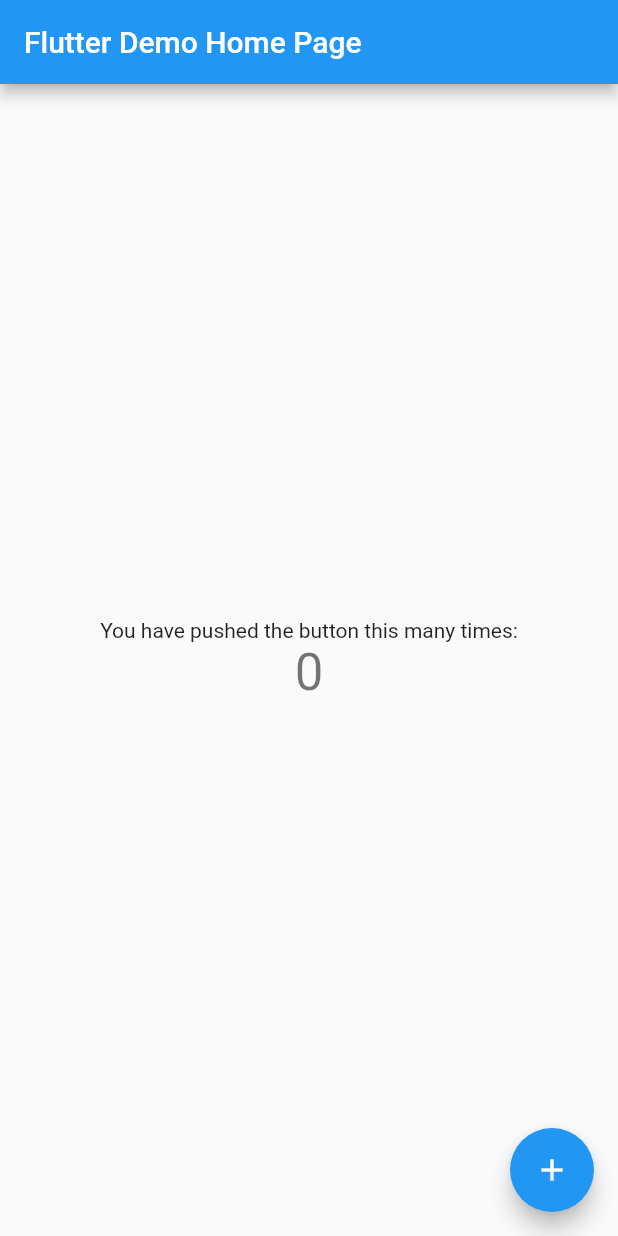
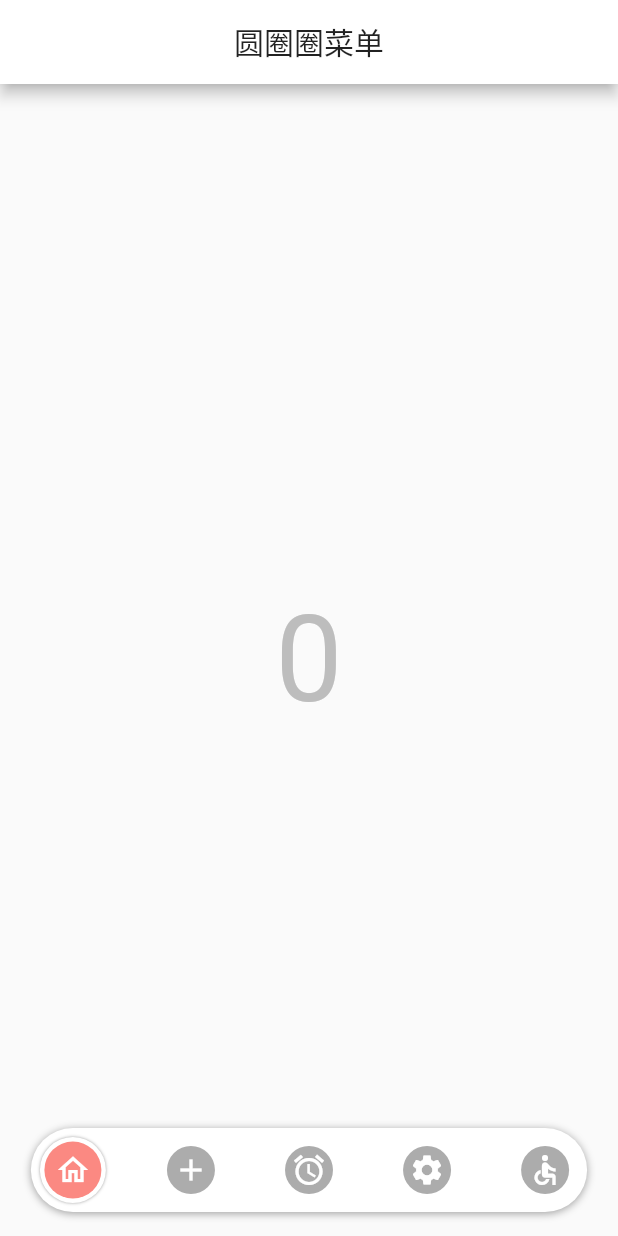
Before and after one commit to TopAlien/pets_app, a Flutter app: the screen it shows after launch, on a phone screen of 412 x 824 dp. Run offline on Flutter 3.47's test engine with Material 2 defaults, Android fonts, the phone set to English and light mode, and no system bars.

Commit message:
feat bottom tabs

```diff
--- /dev/null
+++ b/lib/config/app_config.dart
@@ -0,0 +1,11 @@
+/*
+ * @Author: 大能猫🐱
+ * @Description: 哇咔咔
+ * @Date: 2021-08-12 17:17:36
+ */
+import 'package:flutter/rendering.dart';
+import 'package:pets_app/utils/convert.dart';
+
+class AppConfig {
+  static Color primaryColor = ColorUtil.fromHex('#FB8982');
+}
--- a/lib/main.dart
+++ b/lib/main.dart
@@ -1,113 +1,31 @@
+/*
+ * @Author: 大能猫🐱
+ * @Description: 哇咔咔
+ * @Date: 2021-08-11 16:30:52
+ */
 import 'package:flutter/material.dart';
+import 'package:pets_app/config/app_config.dart';
+import 'package:pets_app/page/tab/tab_page.dart';
 
 void main() {
-  runApp(MyApp());
+  runApp(InitApp());
 }
 
-class MyApp extends StatelessWidget {
-  // This widget is the root of your application.
+class InitApp extends StatelessWidget {
+  const InitApp({Key? key}) : super(key: key);
+
   @override
   Widget build(BuildContext context) {
     return MaterialApp(
-      title: 'Flutter Demo',
+      debugShowCheckedModeBanner: false,
       theme: ThemeData(
-        // This is the theme of your application.
-        //
-        // Try running your application with "flutter run". You'll see the
-        // application has a blue toolbar. Then, without quitting the app, try
-        // changing the primarySwatch below to Colors.green and then invoke
-        // "hot reload" (press "r" in the console where you ran "flutter run",
-        // or simply save your changes to "hot reload" in a Flutter IDE).
-        // Notice that the counter didn't reset back to zero; the application
-        // is not restarted.
-        primarySwatch: Colors.blue,
+        primaryColor: AppConfig.primaryColor,
+        appBarTheme: AppBarTheme(color: Colors.white),
+        splashColor: Colors.transparent,
+        highlightColor: Colors.transparent,
       ),
-      home: MyHomePage(title: 'Flutter Demo Home Page'),
+      home: BottomTabPage(),
+      title: "宠它",
     );
   }
 }
-
-class MyHomePage extends StatefulWidget {
-  MyHomePage({Key? key, required this.title}) : super(key: key);
-
-  // This widget is the home page of your application. It is stateful, meaning
-  // that it has a State object (defined below) that contains fields that affect
-  // how it looks.
-
-  // This class is the configuration for the state. It holds the values (in this
-  // case the title) provided by the parent (in this case the App widget) and
-  // used by the build method of the State. Fields in a Widget subclass are
-  // always marked "final".
-
-  final String title;
-
-  @override
-  _MyHomePageState createState() => _MyHomePageState();
-}
-
-class _MyHomePageState extends State<MyHomePage> {
-  int _counter = 0;
-
-  void _incrementCounter() {
-    setState(() {
-      // This call to setState tells the Flutter framework that something has
-      // changed in this State, which causes it to rerun the build method below
-      // so that the display can reflect the updated values. If we changed
-      // _counter without calling setState(), then the build method would not be
-      // called again, and so nothing would appear to happen.
-      _counter++;
-    });
-  }
-
-  @override
-  Widget build(BuildContext context) {
-    // This method is rerun every time setState is called, for instance as done
-    // by the _incrementCounter method above.
-    //
-    // The Flutter framework has been optimized to make rerunning build methods
-    // fast, so that you can just rebuild anything that needs updating rather
-    // than having to individually change instances of widgets.
-    return Scaffold(
-      appBar: AppBar(
-        // Here we take the value from the MyHomePage object that was created by
-        // the App.build method, and use it to set our appbar title.
-        title: Text(widget.title),
-      ),
-      body: Center(
-        // Center is a layout widget. It takes a single child and positions it
-        // in the middle of the parent.
-        child: Column(
-          // Column is also a layout widget. It takes a list of children and
-          // arranges them vertically. By default, it sizes itself to fit its
-          // children horizontally, and tries to be as tall as its parent.
-          //
-          // Invoke "debug painting" (press "p" in the console, choose the
-          // "Toggle Debug Paint" action from the Flutter Inspector in Android
-          // Studio, or the "Toggle Debug Paint" command in Visual Studio Code)
-          // to see the wireframe for each widget.
-          //
-          // Column has various properties to control how it sizes itself and
-          // how it positions its children. Here we use mainAxisAlignment to
-          // center the children vertically; the main axis here is the vertical
-          // axis because Columns are vertical (the cross axis would be
-          // horizontal).
-          mainAxisAlignment: MainAxisAlignment.center,
-          children: <Widget>[
-            Text(
-              'You have pushed the button this many times:',
-            ),
-            Text(
-              '$_counter',
-              style: Theme.of(context).textTheme.headline4,
-            ),
-          ],
-        ),
-      ),
-      floatingActionButton: FloatingActionButton(
-        onPressed: _incrementCounter,
-        tooltip: 'Increment',
-        child: Icon(Icons.add),
-      ), // This trailing comma makes auto-formatting nicer for build methods.
-    );
-  }
-}
--- /dev/null
+++ b/lib/page/tab/tab_page.dart
@@ -0,0 +1,72 @@
+/*
+ * @Author: 大能猫🐱
+ * @Description: 哇咔咔
+ * @Date: 2021-08-12 17:02:07
+ */
+import 'package:flutter/material.dart';
+import 'package:pets_app/page/tab/tab_widget.dart';
+
+class BottomTabPage extends StatefulWidget {
+  @override
+  _BottomTabPageState createState() => _BottomTabPageState();
+}
+
+class _BottomTabPageState extends State<BottomTabPage> {
+  int pageIndex = 0;
+
+  final List<IconData> iconList = [
+    Icons.home_outlined,
+    Icons.add,
+    Icons.access_alarms,
+    Icons.settings,
+    Icons.accessible,
+  ];
+
+  @override
+  Widget build(BuildContext context) {
+    return Scaffold(
+      appBar: AppBar(
+        title: Text('圆圈圈菜单'),
+        centerTitle: true,
+      ),
+      body: SafeArea(
+        child: Stack(
+          children: [
+            content(),
+            bottomBar(),
+          ],
+        ),
+      ),
+    );
+  }
+
+  Widget content() {
+    return Container(
+      alignment: Alignment.center,
+      child: Text(
+        pageIndex.toString(),
+        style: TextStyle(color: Colors.grey[400], fontSize: 80),
+      ),
+    );
+  }
+
+  Widget bottomBar() {
+    final double width = MediaQuery.of(context).size.width;
+    return Positioned(
+      left: width * 0.05,
+      right: width * 0.05,
+      bottom: MediaQuery.of(context).padding.bottom > 0 ? 0 : 16.0,
+      child: BottomBarWidget(
+        iconList: iconList,
+        selectedCallback: (position) => onClickBottomBar(position),
+      ),
+    );
+  }
+
+  void onClickBottomBar(int index) {
+    if (!mounted) return;
+
+    debugPrint('longer   点击了 >>> $index');
+    setState(() => pageIndex = index);
+  }
+}
--- /dev/null
+++ b/lib/page/tab/tab_widget.dart
@@ -0,0 +1,195 @@
+/*
+ * @Author: 大能猫🐱
+ * @Description: 哇咔咔
+ * @Date: 2021-08-12 17:04:45
+ */
+import 'package:flutter/material.dart';
+import 'package:pets_app/config/app_config.dart';
+import 'package:pets_app/utils/convert.dart';
+
+class BottomBarWidget extends StatefulWidget {
+  const BottomBarWidget({
+    Key? key,
+    this.selectedPosition = 0,
+    required this.selectedCallback,
+    required this.iconList,
+  }) : super(key: key);
+
+  final int selectedPosition;
+  final Function(int selectedPosition) selectedCallback;
+  final List<IconData> iconList;
+
+  @override
+  _BottomBarWidgetState createState() => _BottomBarWidgetState();
+}
+
+class _BottomBarWidgetState extends State<BottomBarWidget>
+    with TickerProviderStateMixin {
+  /// BottomNavigationBar高度
+  double barHeight = 56.0;
+
+  /// 指示器高度
+  double indicatorHeight = 44.0;
+
+  /// 选中图标颜色
+  Color selectedIconColor = AppConfig.primaryColor;
+
+  /// 默认图标颜色
+  Color normalIconColor = ColorUtil.fromHex('#ACACAC');
+
+  /// 选中下标
+  int selectedPosition = 0;
+
+  /// 记录上一次的选中下标
+  int previousSelectedPosition = 0;
+
+  /// 选中图标高度
+  double selectedIconHeight = 38.0;
+
+  /// 默认图标高度
+  double normalIconHeight = 32.0;
+
+  double itemWidth = 0;
+
+  late AnimationController controller;
+  late Animation<double> animation;
+
+  @override
+  void initState() {
+    super.initState();
+    WidgetsBinding.instance!.addPostFrameCallback((_) {
+      itemWidth =
+          (context.size!.width - barHeight) / (widget.iconList.length - 1);
+      setState(() {});
+    });
+
+    /// 设置动画时长
+    controller = AnimationController(
+      vsync: this,
+      duration: const Duration(milliseconds: 300),
+    );
+
+    selectedPosition = widget.selectedPosition;
+    previousSelectedPosition = widget.selectedPosition;
+    animation = Tween(
+      begin: selectedPosition.toDouble(),
+      end: selectedPosition.toDouble(),
+    ).animate(CurvedAnimation(parent: controller, curve: Curves.linear));
+  }
+
+  @override
+  Widget build(BuildContext context) {
+    final children = <Widget>[];
+
+    /// 背景
+    final background = Container(
+      height: barHeight,
+      decoration: BoxDecoration(
+        color: Colors.white,
+        borderRadius: BorderRadius.circular(barHeight / 2),
+        boxShadow: const [
+          BoxShadow(
+            color: Colors.grey,
+            offset: const Offset(0.0, 1.0),
+            blurRadius: 4.0,
+            spreadRadius: 0.0,
+          ),
+        ],
+      ),
+    );
+
+    children.add(background);
+
+    if (itemWidth == 0) {
+      return Stack(
+        children: children,
+      );
+    }
+
+    /// 指示器
+    children.add(
+      AnimatedBuilder(
+        animation: controller,
+        builder: (context, child) {
+          return Positioned(
+            left: 6.0 + animation.value * itemWidth,
+            top: (barHeight - indicatorHeight) / 2,
+            child: child!,
+          );
+        },
+        child: Container(
+          width: indicatorHeight,
+          height: indicatorHeight,
+          decoration: const BoxDecoration(
+            shape: BoxShape.circle,
+            color: Colors.white,
+            boxShadow: [
+              BoxShadow(
+                color: Colors.grey,
+                offset: const Offset(0.0, 0.0),
+                blurRadius: 1.0,
+                spreadRadius: 0.0,
+              ),
+            ],
+          ),
+        ),
+      ),
+    );
+
+    for (var i = 0; i < widget.iconList.length; i++) {
+      /// 图标中心点计算
+      final rect = Rect.fromCenter(
+        center: Offset(28.0 + (i * itemWidth), 28.0),
+        width: (i == selectedPosition) ? selectedIconHeight : normalIconHeight,
+        height: (i == selectedPosition) ? selectedIconHeight : normalIconHeight,
+      );
+
+      children.add(
+        AnimatedPositioned.fromRect(
+          rect: rect,
+          duration: const Duration(milliseconds: 300),
+          child: GestureDetector(
+            child: AnimatedContainer(
+              duration: const Duration(milliseconds: 300),
+              decoration: BoxDecoration(
+                shape: BoxShape.circle,
+                color: (i == selectedPosition)
+                    ? selectedIconColor
+                    : normalIconColor,
+              ),
+              child: Icon(widget.iconList[i], color: Colors.white),
+            ),
+            onTap: () => _selectedPosition(i),
+          ),
+        ),
+      );
+    }
+
+    return Stack(
+      children: children,
+    );
+  }
+
+  void _selectedPosition(int position) {
+    /// 去除重复点击
+    if (position == selectedPosition) return;
+
+    previousSelectedPosition = selectedPosition;
+    selectedPosition = position;
+
+    /// 执行动画
+    animation = Tween(
+            begin: previousSelectedPosition.toDouble(),
+            end: selectedPosition.toDouble())
+        .animate(CurvedAnimation(parent: controller, curve: Curves.linear));
+    controller.forward(from: 0.0);
+
+    widget.selectedCallback(selectedPosition);
+  }
+
+  @override
+  void dispose() {
+    controller.dispose();
+    super.dispose();
+  }
+}
--- /dev/null
+++ b/lib/utils/convert.dart
@@ -0,0 +1,30 @@
+/*
+ * @Author: 大能猫🐱
+ * @Description: 哇咔咔
+ * @Date: 2021-08-12 17:16:32
+ */
+import 'package:flutter/rendering.dart';
+
+class ColorUtil {
+  ///  user
+  /// 1. ColorUtil.fromHex('#F96600')
+  static Color fromHex(String hexString) {
+    final buffer = StringBuffer();
+    if (hexString.length == 6 || hexString.length == 7) buffer.write('ff');
+    buffer.write(hexString.replaceFirst('#', ''));
+    return Color(int.parse(buffer.toString(), radix: 16));
+  }
+
+  /// use
+  /// 1. ColorsUtil.hexColor(0x3caafa)//透明度为1
+  /// 2.ColorsUtil.hexColor(0x3caafa,alpha: 0.5)//透明度为0.5
+  static Color hexColor(int hex, {double alpha = 1}) {
+    if (alpha < 0) {
+      alpha = 0;
+    } else if (alpha > 1) {
+      alpha = 1;
+    }
+    return Color.fromRGBO((hex & 0xFF0000) >> 16, (hex & 0x00FF00) >> 8,
+        (hex & 0x0000FF) >> 0, alpha);
+  }
+}
```
Also changed, not shown: 1 other file.
